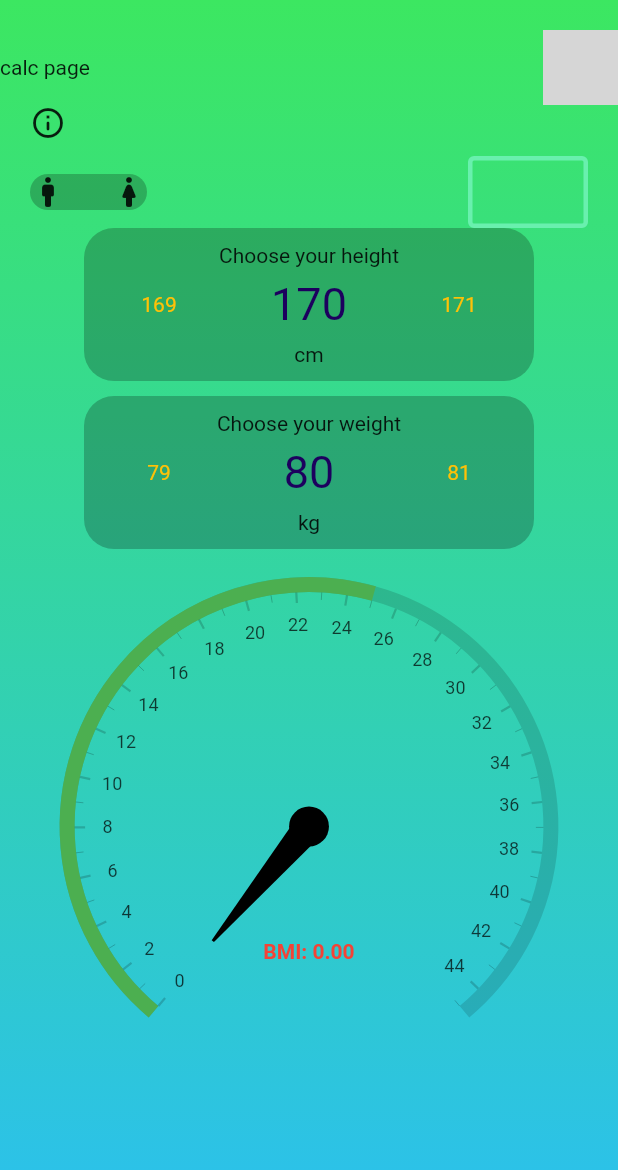
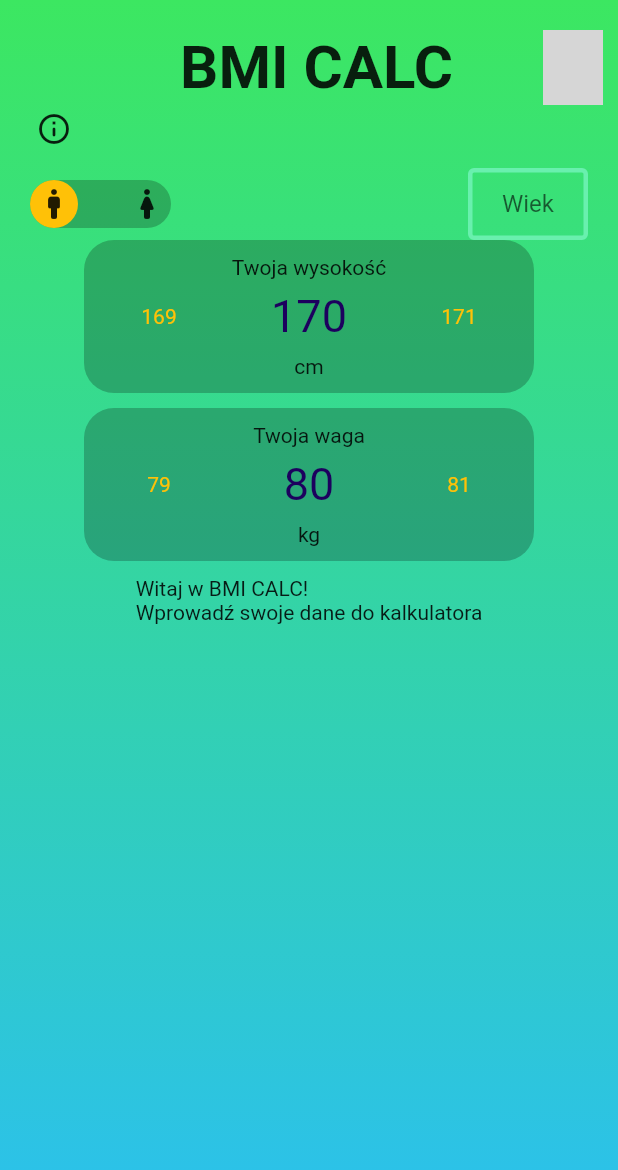
Before and after one commit to mateuszsoltys/bmi_calc, a Flutter app: the CalcPage screen opened directly, on a phone screen of 412 x 824 dp. Shown: the top 1170 px of the screen. Run offline on Flutter 3.47's test engine with Material 2 defaults, Android fonts, the phone set to English and light mode, and no system bars; drawn by our look-alikes of numberpicker, rive, syncfusion_flutter_gauges; our stand-ins replace bloc, easy_localization, flutter_bloc, shared_preferences; missing offline and left inert: draggable_bottom_sheet; accounts and stored records are empty; grey boxes are pictures that could not be loaded.

Commit message:
add bmi table and provide data to result widget

```diff
--- a/assets/translations/en.json
+++ b/assets/translations/en.json
@@ -2,8 +2,15 @@
   "infoHeight": "Choose your height",
   "infoWeight": "Choose your weight",
   "history": "History",
-  "infoAge": "Your age",
+  "infoAge": "Age",
   "infoLanguage": "Choose app language",
   "infoUnit": "Units",
-  "txtBMI": "BMI, also known as the body mass index or the Quetelet index,\nis a parameter developed in 1832 by a Belgian statistician, Adolf Quetelet.\nIt allows you to assess whether our body weight is correct. BMI parameters slightly differ due to\non gender and age. The BMI parameter is used for adults."
+  "txtBMI": "BMI, also known as the body mass index or the Quetelet index,\nis a parameter developed in 1832 by a Belgian statistician, Adolf Quetelet.\nIt allows you to assess whether our body weight is correct. BMI parameters slightly differ due to\non gender and age. The BMI parameter is used for adults.",
+  "underweigt": "Underweight",
+  "normal": "Normal",
+  "overweight": "Overweight",
+  "adiposity": "Adiposity",
+  "severeadiposity": "Severe adiposity",
+  "infoBmi0": "Welcome in BMI CALC \nEnter your own data to calculate BMI",
+  "titleSettings": "Settings"
 }
--- a/lib/app/app.dart
+++ b/lib/app/app.dart
@@ -20,7 +20,7 @@ class MyApp extends StatelessWidget {
   @override
   Widget build(BuildContext context) {
     return BlocProvider(
-        create: (context) => CoreCubit(preferences),
+        create: (context) => CoreCubit(preferences)..start(),
         child: MaterialApp(
           localizationsDelegates: context.localizationDelegates,
           supportedLocales: context.supportedLocales,
--- a/lib/app/cubit/core_state.dart
+++ b/lib/app/cubit/core_state.dart
@@ -14,19 +14,20 @@ class CoreState {
   final int? maxValHeight;
   final int? minValWeight;
   final int? maxValWeight;
-
+  final WeightGroup? weightGroup;
   CoreState({
     required this.language,
     required this.unit,
     required this.gender,
-    required this.age,
+    this.age,
     required this.height,
     required this.weight,
     required this.bmi,
-    required this.minValHeight,
-    required this.maxValHeight,
-    required this.minValWeight,
-    required this.maxValWeight,
+    this.minValHeight,
+    this.maxValHeight,
+    this.minValWeight,
+    this.maxValWeight,
+    required this.weightGroup,
   });
 
   CoreState copyWith({
@@ -41,6 +42,7 @@ class CoreState {
     int? maxValHeight,
     int? minValWeight,
     int? maxValWeight,
+    WeightGroup? weightGroup,
   }) {
     return CoreState(
       language: language ?? this.language,
@@ -54,6 +56,7 @@ class CoreState {
       maxValHeight: maxValHeight ?? this.maxValHeight,
       minValWeight: minValWeight ?? this.minValWeight,
       maxValWeight: maxValWeight ?? this.maxValWeight,
+      weightGroup: weightGroup ?? this.weightGroup,
     );
   }
 }
--- a/lib/app/features/calc_page/calc_page.dart
+++ b/lib/app/features/calc_page/calc_page.dart
@@ -35,7 +35,14 @@ class CalcPage extends StatelessWidget {
                     Row(
                       mainAxisAlignment: MainAxisAlignment.spaceBetween,
                       children: [
-                        Text('calc page'),
+                        const SizedBox(
+                          width: 60,
+                        ),
+                        const Text(
+                          'BMI CALC',
+                          style: TextStyle(
+                              fontSize: 40, fontWeight: FontWeight.bold),
+                        ),
                         InkWell(
                             child: const AnimatedSettings(),
                             onTap: () {
@@ -52,23 +59,24 @@ class CalcPage extends StatelessWidget {
                         const SizedBox(
                           width: 20,
                         ),
-                        InkWell(
-                          child: const Icon(Icons.info_outline_rounded),
-                          onTap: () {
+                        IconButton(
+                            padding: const EdgeInsets.all(4),
+                            constraints: const BoxConstraints(),
+                            onPressed: () {
                               showDialog(
                                   context: context,
                                   builder: (context) => AlertDialog(
-                                      title: Text('BMI'),
+                                        title: const Text('BMI'),
                                         content: Text(LocaleKeys.txtBMI.tr()),
                                         actions: [
                                           TextButton(
                                               onPressed: () =>
                                                   Navigator.of(context).pop(),
-                                            child: Text('OK'))
+                                              child: const Text('OK'))
                                         ],
                                       ));
                             },
-                        ),
+                            icon: const Icon(Icons.info_outline_rounded)),
                       ],
                     ),
                     const SizedBox(
@@ -76,33 +84,62 @@ class CalcPage extends StatelessWidget {
                     ),
                     Container(
                       width: MediaQuery.of(context).size.width,
-                      margin: EdgeInsets.only(left: 20, right: 20),
+                      margin: const EdgeInsets.only(left: 20, right: 20),
                       child: Row(
                         mainAxisAlignment: MainAxisAlignment.spaceBetween,
                         children: [
                           Container(
-                            //?: gender filed
                             decoration: const BoxDecoration(
                                 color: Color.fromARGB(59, 0, 0, 0),
                                 borderRadius:
                                     BorderRadius.all(Radius.circular(20))),
                             child: Row(
                               children: [
-                                Icon(Icons.man_rounded),
-                                SizedBox(
+                                Material(
+                                  type: MaterialType.circle,
+                                  color: core.gender == Gender.man
+                                      ? Colors.amber
+                                      : Colors.transparent,
+                                  child: IconButton(
+                                      padding: const EdgeInsets.all(4),
+                                      constraints: const BoxConstraints(),
+                                      onPressed: () {
+                                        context
+                                            .read<CoreCubit>()
+                                            .changeAndSaveGender(Gender.man);
+                                      },
+                                      icon: const Icon(Icons.man_rounded)),
+                                ),
+                                const SizedBox(
                                   width: 30,
                                 ),
-                                Icon(Icons.woman_rounded),
+                                Material(
+                                  type: MaterialType.circle,
+                                  color: core.gender == Gender.woman
+                                      ? Colors.amber
+                                      : Colors.transparent,
+                                  child: IconButton(
+                                      padding: const EdgeInsets.all(4),
+                                      constraints: const BoxConstraints(),
+                                      onPressed: () {
+                                        context
+                                            .read<CoreCubit>()
+                                            .changeAndSaveGender(Gender.woman);
+                                      },
+                                      icon: const Icon(Icons.woman_rounded)),
+                                ),
                               ],
                             ),
                           ),
                           SizedBox(
                             width: 80,
-                            child: TextField(
-                                textAlignVertical: TextAlignVertical.center,
+                            child: TextFormField(
+                                textAlign: TextAlign.center,
+                                initialValue: core.age?.toString(),
                                 decoration: InputDecoration(
-                                    contentPadding: EdgeInsets.all(10.0),
-                                    enabledBorder: OutlineInputBorder(
+                                    hintText: 'infoAge'.tr(),
+                                    contentPadding: const EdgeInsets.all(10.0),
+                                    enabledBorder: const OutlineInputBorder(
                                         borderSide: BorderSide(
                                             width: 3,
                                             color: Colors.greenAccent))),
@@ -120,7 +157,7 @@ class CalcPage extends StatelessWidget {
                       ),
                     ),
                     HorizontalPicker(
-                        fieldTitle: LocaleKeys.infoHeight.tr(),
+                        fieldTitle: 'infoHeight'.tr(),
                         textUnit: core.unit == Units.iso ? 'cm' : 'in',
                         unit: core.unit,
                         value: core.height,
@@ -138,6 +175,9 @@ class CalcPage extends StatelessWidget {
                         onChanged: context.read<CoreCubit>().saveWeight),
                     const SizedBox(height: 10),
                     //todo: ResultWidget
+                    if (core.bmi == 0.0) ...[
+                      Text('infoBmi0'.tr())
+                    ] else ...[
                       SfRadialGauge(
                         axes: <RadialAxis>[
                           RadialAxis(
@@ -159,6 +199,11 @@ class CalcPage extends StatelessWidget {
                             ],
                             annotations: [
                               GaugeAnnotation(
+                                widget: Text(core.weightGroup?.name.tr() ?? ''),
+                                positionFactor: 0.6,
+                                angle: 90,
+                              ),
+                              GaugeAnnotation(
                                 widget: Text(
                                   'BMI: ${core.bmi.toStringAsFixed(2)}',
                                   style: const TextStyle(
@@ -171,7 +216,8 @@ class CalcPage extends StatelessWidget {
                             ],
                           )
                         ],
-                    ),
+                      )
+                    ],
                   ],
                 ),
               ),
--- a/lib/main.dart
+++ b/lib/main.dart
@@ -12,6 +12,7 @@ void main() async {
   runApp(EasyLocalization(
     path: 'assets/translations',
     supportedLocales: const [Locale('en'), Locale('pl')],
+    startLocale: const Locale('pl'),
     fallbackLocale: const Locale('pl'),
     assetLoader: CodegenLoader(),
     child: MyApp(
--- a/lib/models/animated_widgets/anim_widget_settings.dart
+++ b/lib/models/animated_widgets/anim_widget_settings.dart
@@ -9,6 +9,7 @@ class AnimatedSettings extends StatelessWidget {
   @override
   Widget build(BuildContext context) {
     return Container(
+        padding: const EdgeInsets.only(right: 10),
         height: 50,
         width: 50,
         child: const RiveAnimation.asset(
```
Also changed, not shown: assets/translations/pl.json (+9 -2 lines), lib/app/core/enum.dart (+2 -9 lines), lib/app/cubit/core_cubit.dart (+32 -15 lines), lib/app/features/settings_page/settings_page.dart (+26 -8 lines), lib/app/repositories/results_range.dart (+73 -1 lines), lib/app/repositories/results_range.json (deleted, +0 -11 lines), lib/translations/codegen_loader.g.dart, lib/translations/locale_keys.g.dart. Lines whose indentation alone changed are shown as unchanged.
